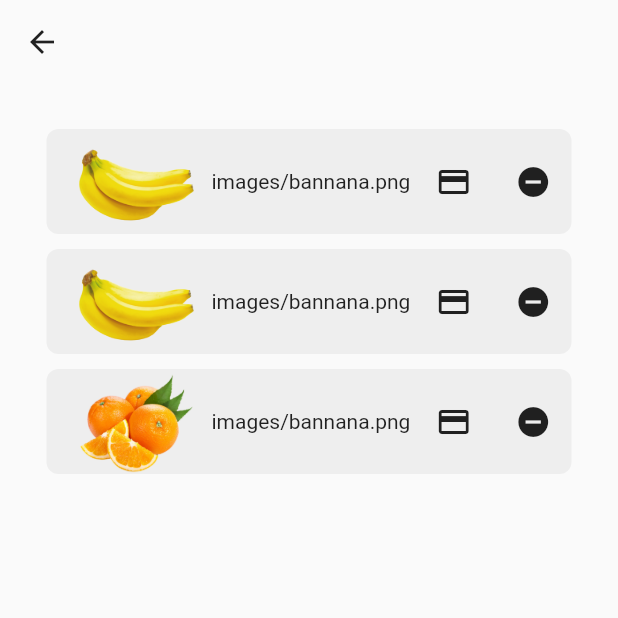
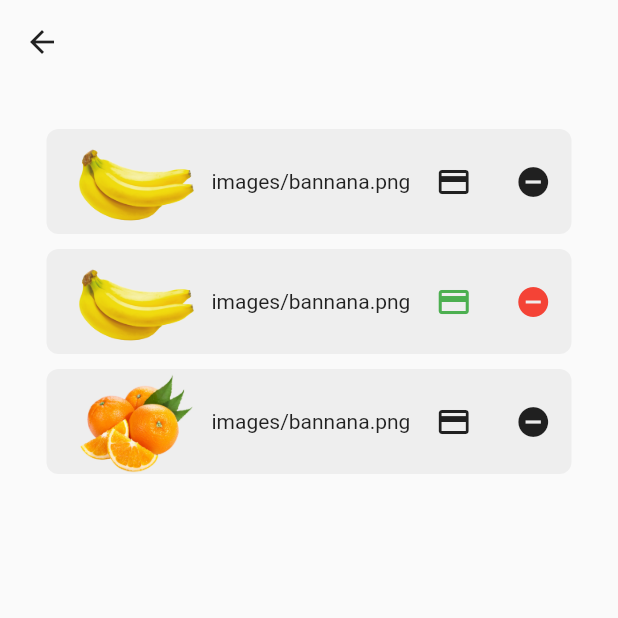
Before and after one commit to Shubbair/Fresh-Garden-App, a Flutter app: the CartScreen screen opened by its route, on a phone screen of 412 x 824 dp, the top half of it. Run offline on Flutter 3.47's test engine with Material 2 defaults, Android fonts, the phone set to English and light mode, and no system bars.

Commit message:
edite cart widget

```diff
--- a/lib/cart.dart
+++ b/lib/cart.dart
@@ -46,8 +46,8 @@ class CartScreen extends StatelessWidget {
                   children: [
                     Container(width: 80,height: 80, child: Image.asset('images/bannana.png'),margin: EdgeInsets.only(left:20),),
                     Container(child: Text('images/bannana.png'),margin: EdgeInsets.only(left:10),),
-                    Container(child:IconButton(onPressed: (){}, icon: Icon(Icons.payment)),margin: EdgeInsets.only(left:5),),
-                    Container(child: IconButton(onPressed: (){}, icon: Icon(Icons.remove_circle)),margin: EdgeInsets.only(left:5),)
+                    Container(child:IconButton(onPressed: (){}, icon: Icon(Icons.payment , color: Colors.green,)),margin: EdgeInsets.only(left:5),),
+                    Container(child: IconButton(onPressed: (){}, icon: Icon(Icons.remove_circle , color: Colors.red,)),margin: EdgeInsets.only(left:5),)
                   ],
                 ),
                decoration: BoxDecoration(
```
